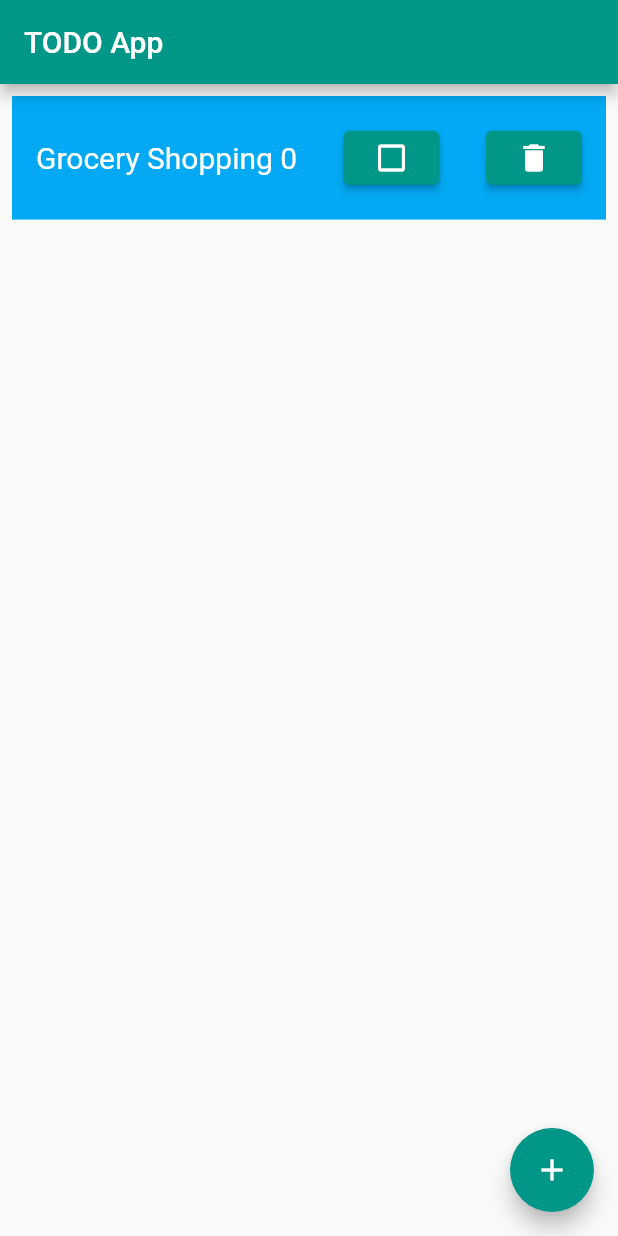
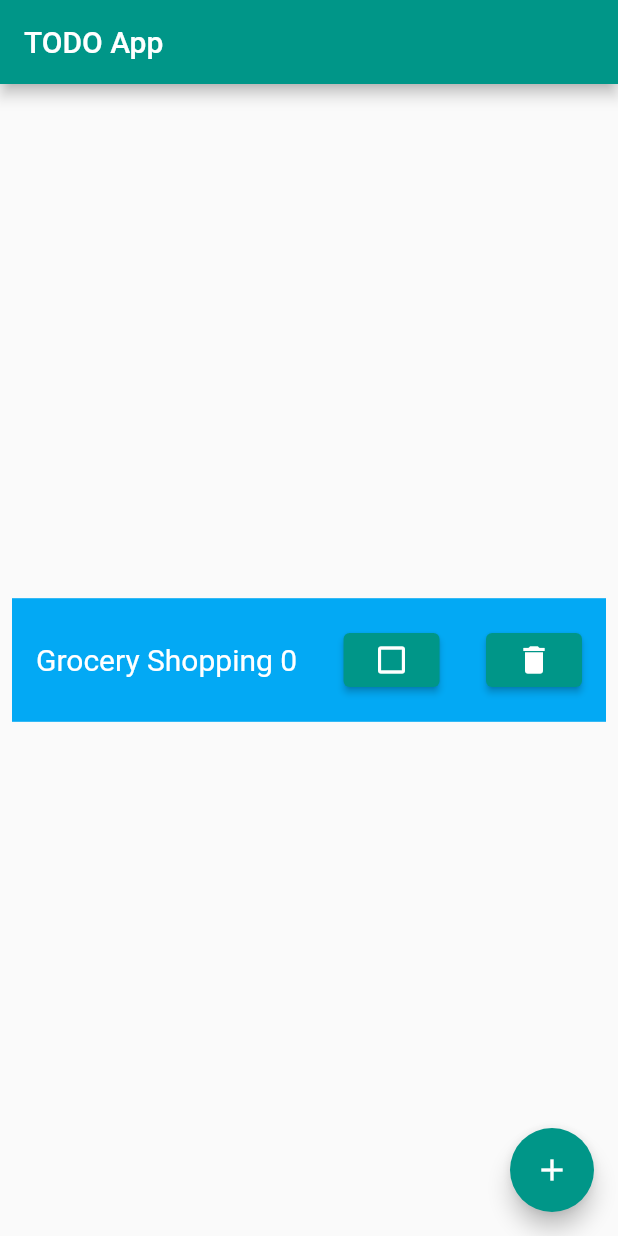
Before and after one commit to menonrudhin/todoapp, a Flutter app: the screen it shows after launch, after a tap on the "add" icon, on a phone screen of 412 x 824 dp. Run offline on Flutter 3.47's test engine with Material 2 defaults, Android fonts, the phone set to English and light mode, and no system bars.

```diff
--- a/lib/main.dart
+++ b/lib/main.dart
@@ -91,13 +91,17 @@ class _MyHomePageState extends State<MyHomePage> {
       body: Center(
           // Center is a layout widget. It takes a single child and positions it
           // in the middle of the parent.
-          child: Column(mainAxisAlignment: MainAxisAlignment.start,
-          children: //[
-                //TodoTaskWidget(val: val, h: h, maxItems: maxItems, fontSizeVal: fontSizeVal, text : 'Grocery Shopping', color : Colors.lightBlue),
-                //TodoTaskWidget(val: val, h: h, maxItems: maxItems, fontSizeVal: fontSizeVal, text : 'Buy Gifts', color : Colors.lightGreen)
-              //]
-                widget.todoTasks
-              )),
+          child: Column(
+            mainAxisAlignment: MainAxisAlignment.spaceEvenly,
+            children : [
+              Column(
+                mainAxisAlignment: MainAxisAlignment.start,
+                children:
+                  widget.todoTasks // list of todo tasks
+               )
+            ]
+          )
+        ),
       floatingActionButton: FloatingActionButton(
         onPressed: _addTask,
         tooltip: 'Add Task',
```
